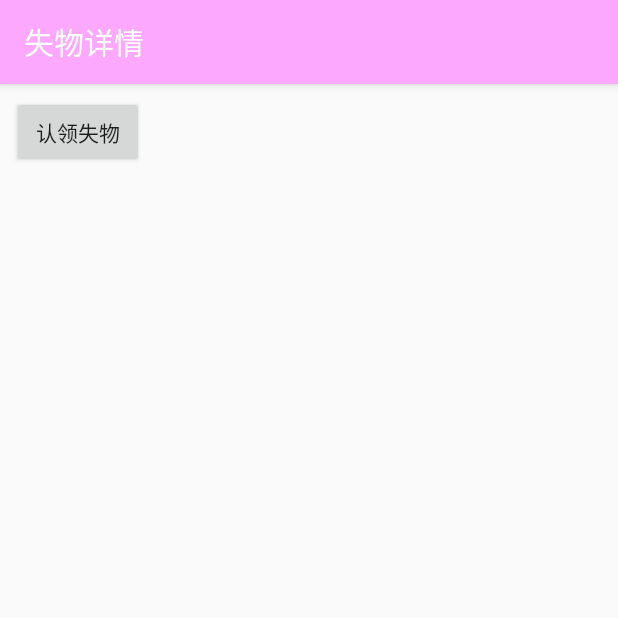
After one commit to LinZong/FindLostThings, an Android app: the LostThingDetailActivity screen opened directly, with no data from a screen before it, on a phone screen of 412 x 824 dp, the top half of it. The commit adds this screen. Run offline under Robolectric (Android 15) with nearby library versions, the phone set to English and light mode, and no system bars; our stand-ins replace ButterKnife; libraries missing offline, so code that uses them is left out: cn.jpush.android, com.tencent.connect, com.tencent.cos, com.tencent.qcloud, com.tencent.tauth and 1 more; 1 statement that could not run was skipped.

Commit message:
部分完成失物认领逻辑

```diff
--- a/app/build.gradle
+++ b/app/build.gradle
@@ -33,6 +33,8 @@ android {
             minifyEnabled false
             proguardFiles getDefaultProguardFile('proguard-android.txt'), 'proguard-rules.pro'
             signingConfig signingConfigs.签名
+            aaptOptions.cruncherEnabled = false
+            aaptOptions.useNewCruncher = false
         }
         debug {
             signingConfig signingConfigs.签名
@@ -63,9 +65,7 @@ dependencies {
     implementation 'io.reactivex:rxandroid:1.1.0'
     implementation 'com.jakewharton.rxbinding:rxbinding:0.4.0'
     implementation 'com.jakewharton:butterknife:8.8.1'
-
     implementation 'top.zibin:Luban:1.1.8'
-
     annotationProcessor 'com.jakewharton:butterknife-compiler:8.8.1'
     implementation 'com.sothree.slidinguppanel:library:3.3.0'
     implementation 'de.hdodenhof:circleimageview:2.1.0'
@@ -83,6 +83,7 @@ dependencies {
     implementation 'de.hdodenhof:circleimageview:2.1.0'
     implementation 'com.android.support:cardview-v7:26.0.0'
     implementation 'com.github.bumptech.glide:glide:3.7.0'
+    implementation 'com.github.yuzhiqiang1993:zxing:2.2.8'
     implementation 'cn.jiguang.sdk:jpush:3.2.0'
     // 此处以JPush 3.2.0 版本为例。
     implementation 'cn.jiguang.sdk:jcore:1.2.7'
--- a/app/src/main/AndroidManifest.xml
+++ b/app/src/main/AndroidManifest.xml
@@ -24,6 +24,10 @@
             android:roundIcon="@mipmap/ic_launcher_round"
             android:supportsRtl="true"
             android:theme="@style/AppTheme">
+        <activity android:name=".Activity.ValidateGivenActivity">
+        </activity>
+        <activity android:name=".Activity.LostThingDetailActivity">
+        </activity>
         <activity android:name=".Activity.TryDoDownload">
         </activity>
         <activity android:name=".Activity.RealPersonValidActivity">
@@ -52,9 +56,9 @@
                 android:theme="@style/SplashScreenTheme">
             <intent-filter>
                 <action android:name="android.intent.action.MAIN"/>
+
                 <category android:name="android.intent.category.LAUNCHER"/>
             </intent-filter>
-
         </activity>
         <activity android:name=".Activity.QQAuthLoginActivity">
         </activity>
--- a/app/src/main/java/misaka/nemesiss/com/findlostthings/Activity/MainActivity.java
+++ b/app/src/main/java/misaka/nemesiss/com/findlostthings/Activity/MainActivity.java
@@ -71,7 +71,7 @@ public class MainActivity extends FindLostThingsActivity {
         RecyclerView recyclerView = findViewById(R.id.recycler_view);
         WaterfallLayoutManager = new GridLayoutManager(this, 2);
         recyclerView.setLayoutManager(WaterfallLayoutManager);
-        adapter = new LostThingsInfoAdapter(WaterfallInfoList);
+        adapter = new LostThingsInfoAdapter(WaterfallInfoList,MainActivity.this);
         recyclerView.setAdapter(adapter);
         swipeRefreshLayout = findViewById(R.id.swipe_refresh);
         swipeRefreshLayout.setColorSchemeResources(R.color.colorPrimary);
--- a/app/src/main/java/misaka/nemesiss/com/findlostthings/Activity/PickupImageActivity.java
+++ b/app/src/main/java/misaka/nemesiss/com/findlostthings/Activity/PickupImageActivity.java
@@ -45,6 +45,7 @@ import misaka.nemesiss.com.findlostthings.Adapter.LostThingCategoryAdapter;
 import misaka.nemesiss.com.findlostthings.Adapter.PublishLostThingPreviewImageAdapter;
 import misaka.nemesiss.com.findlostthings.Adapter.SchoolBuildingsCategoryAdapter;
 import misaka.nemesiss.com.findlostthings.Adapter.SchoolInfoCategoryAdapter;
+import misaka.nemesiss.com.findlostthings.Application.FindLostThingsApplication;
 import misaka.nemesiss.com.findlostthings.Model.LostThingsCategory;
 import misaka.nemesiss.com.findlostthings.R;
 import misaka.nemesiss.com.findlostthings.Services.StorageBucket.BucketFileOperation;
@@ -624,7 +625,7 @@ public class PickupImageActivity extends FindLostThingsActivity
         info.setId(CurrentPublishUUID);
         info.setThingCatId(CategoryID);
         info.setThingDetailId(DetailedID);
-        info.setPublisher(36767411659079680L);
+        info.setPublisher(FindLostThingsApplication.getUserService().GetUserID());
         info.setThingPhotoUrls(UploadedImageUrl);
         info.setFoundAddrDescription(GetLostThingLocationAddiDesc);
         info.setThingAddiDescription(LostThingAddiDesc);
--- a/app/src/main/java/misaka/nemesiss/com/findlostthings/Model/LostThingsInfo.java
+++ b/app/src/main/java/misaka/nemesiss/com/findlostthings/Model/LostThingsInfo.java
@@ -1,6 +1,8 @@
 package misaka.nemesiss.com.findlostthings.Model;
 
-public class LostThingsInfo {
+import java.io.Serializable;
+
+public class LostThingsInfo implements Serializable {
     private String Id;
     private String Title;
     private int ThingCatId;
--- a/app/src/main/java/misaka/nemesiss/com/findlostthings/Model/Request/LoginAccountInfo/UserInformation.java
+++ b/app/src/main/java/misaka/nemesiss/com/findlostthings/Model/Request/LoginAccountInfo/UserInformation.java
@@ -1,4 +1,6 @@
 package misaka.nemesiss.com.findlostthings.Model.Request.LoginAccountInfo;
+
+import com.google.gson.Gson;
 
 import java.io.Serializable;
 
@@ -75,4 +77,8 @@ public class UserInformation implements Serializable {
     public void setRealPersonIdentity(String realPersonIdentity) {
         RealPersonIdentity = realPersonIdentity;
     }
+
+    public String ToJson() {
+        return new Gson().toJson(this,UserInformation.class);
+    }
 }
--- a/app/src/main/java/misaka/nemesiss/com/findlostthings/Utils/AppUtils.java
+++ b/app/src/main/java/misaka/nemesiss/com/findlostthings/Utils/AppUtils.java
@@ -328,7 +328,7 @@ public class AppUtils
         return Settings.System.getString(context.getContentResolver(), Settings.Secure.ANDROID_ID);
     }
 
-    public boolean IfNetworkConnected(Context context) {
+    public static boolean IfNetworkConnected(Context context) {
         if (context != null) {
             ConnectivityManager mConnectivityManager = (ConnectivityManager) context
                     .getSystemService(Context.CONNECTIVITY_SERVICE);
@@ -340,5 +340,7 @@ public class AppUtils
         return false;
     }
 
-
+    public static String SplitFileName(String AbsolutePath) {
+        return new File(AbsolutePath).getName();
+    }
 }
--- /dev/null
+++ b/app/src/main/res/layout/activity_lost_thing_detail.xml
@@ -0,0 +1,58 @@
+<?xml version="1.0" encoding="utf-8"?>
+<android.support.design.widget.CoordinatorLayout
+        xmlns:android="http://schemas.android.com/apk/res/android"
+        xmlns:tools="http://schemas.android.com/tools"
+        xmlns:app="http://schemas.android.com/apk/res-auto"
+        android:layout_width="match_parent"
+        android:layout_height="match_parent"
+        tools:context=".Activity.LostThingDetailActivity">
+    <android.support.design.widget.AppBarLayout android:layout_width="match_parent"
+                                                android:layout_height="wrap_content"
+    >
+        <android.support.v7.widget.Toolbar android:layout_width="match_parent"
+                                           android:layout_height="?attr/actionBarSize"
+                                           android:theme="@style/ThemeOverlay.AppCompat.Dark.ActionBar"
+                                           app:popupTheme="@style/Theme.AppCompat.Light"
+                                           android:id="@+id/LostThingDetailToolbar"
+                                           app:title="失物详情">
+
+        </android.support.v7.widget.Toolbar>
+    </android.support.design.widget.AppBarLayout>
+
+    <android.support.constraint.ConstraintLayout android:layout_width="match_parent"
+                                                 android:layout_height="match_parent"
+                                                 app:layout_behavior="@string/appbar_scrolling_view_behavior">
+        <Button android:layout_width="wrap_content"
+                android:layout_height="wrap_content"
+                android:text="认领失物"
+                android:layout_marginTop="8dp"
+                app:layout_constraintTop_toTopOf="parent"
+                app:layout_constraintStart_toStartOf="parent"
+                android:layout_marginStart="8dp"
+                android:id="@+id/TakeOrGivenThing"
+        >
+
+        </Button>
+    </android.support.constraint.ConstraintLayout>
+    <RelativeLayout android:layout_width="match_parent"
+                    android:layout_height="match_parent"
+                    android:background="#7C000000"
+                    android:clickable="true"
+                    android:focusable="true"
+                    android:id="@+id/UserQrCodeContainer"
+                    android:visibility="gone"
+    >
+        <ImageView android:layout_width="260dp"
+                   android:layout_height="260dp"
+                   android:layout_centerInParent="true"
+                   android:id="@+id/UserQrCode"
+        >
+        </ImageView>
+        <TextView android:layout_width="wrap_content" android:layout_height="wrap_content" android:textColor="#fff"
+                  android:text="请将此二维码展示该失物信息的发布者"
+                  android:layout_centerHorizontal="true"
+                  android:layout_below="@id/UserQrCode"
+                  android:textSize="16sp"
+                android:layout_marginTop="30dp"/>
+    </RelativeLayout>
+</android.support.design.widget.CoordinatorLayout>
```
Also changed, not shown: app/src/main/java/misaka/nemesiss/com/findlostthings/Activity/LostThingDetailActivity.java (added, +182 -0 lines), app/src/main/java/misaka/nemesiss/com/findlostthings/Activity/MyPublishActivity.java (+38 -46 lines), app/src/main/java/misaka/nemesiss/com/findlostthings/Activity/ValidateGivenActivity.java (added, +134 -0 lines), app/src/main/java/misaka/nemesiss/com/findlostthings/Adapter/LostThingsInfoAdapter.java (+22 -4 lines), app/src/main/res/layout/activity_validate_given.xml (added, +141 -0 lines).
